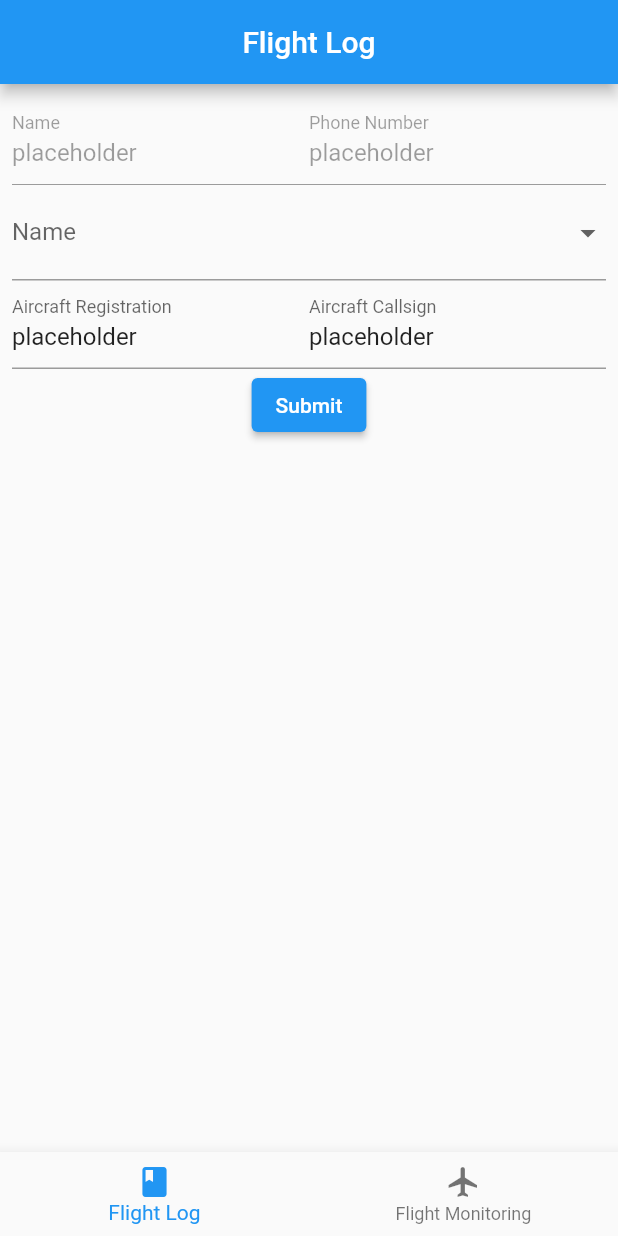
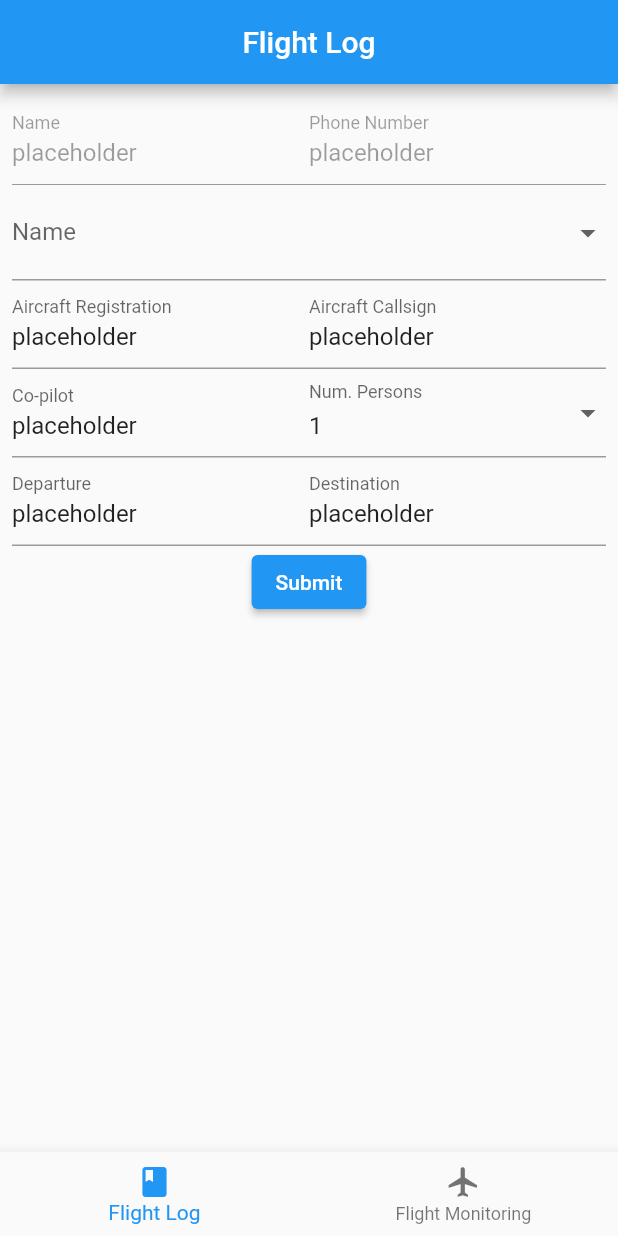
Before and after one commit to Duckmaster/FlightFollower, a Flutter app: the screen it shows after launch, on a phone screen of 412 x 824 dp. Run offline on Flutter 3.47's test engine with Material 2 defaults, Android fonts, the phone set to English and light mode, and no system bars.

Commit message:
Added next few rows

```diff
--- a/lib/main.dart
+++ b/lib/main.dart
@@ -130,6 +130,7 @@ class FlightLogFormState extends State<FlightLogForm> {
   late String name;
   String? phoneNo;
   String orgDropDownValue = list.first;
+  int? numPersons;
 
   void onPressed() {
     _formKey.currentState!.save();
@@ -199,6 +200,36 @@ class FlightLogFormState extends State<FlightLogForm> {
                     createInputField(label)
                 ],
               ),
+              Row(
+                children: [
+                  createInputField("Co-pilot"),
+                  Expanded(
+                    child: DropdownButtonFormField(
+                      items: List<int>.generate(10, (i) => i + 1)
+                          .map<DropdownMenuItem<int>>((int value) {
+                        return DropdownMenuItem(
+                            value: value, child: Text(value.toString()));
+                      }).toList(),
+                      onChanged: (int? value) {
+                        setState(() {
+                          numPersons = value!;
+                        });
+                      },
+                      decoration: const InputDecoration(
+                          labelText: "Num. Persons",
+                          contentPadding:
+                              EdgeInsets.only(bottom: 9.5, top: 9.5)),
+                      value: 1,
+                    ),
+                  ),
+                ],
+              ),
+              Row(
+                children: [
+                  for (String label in ["Departure", "Destination"])
+                    createInputField(label)
+                ],
+              ),
               ElevatedButton(onPressed: onPressed, child: const Text("Submit"))
             ],
           ),
```
